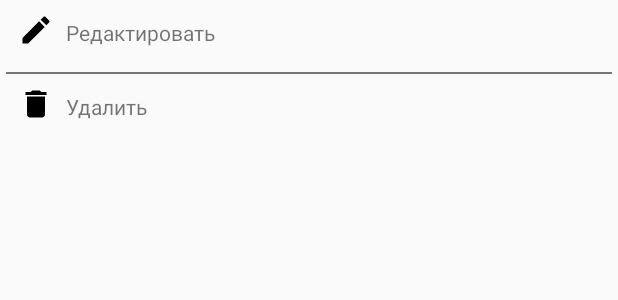
After one commit to CavInc/TheServices, an Android app: the layout edit_delete_dialog.xml on its own in the app's theme, with its tools: preview values and no code run, on a phone screen of 412 x 824 dp. The commit adds this screen. Shown: the top 300 px of the screen. Run offline under Robolectric (Android 15) with nearby library versions, the phone set to English and light mode, and no system bars.

Commit message:
Сделан диалог удаления редактирования. поправлено определение в базе данных

```diff
--- a/app/src/main/java/cav/theservices/data/database/DBHelper.java
+++ b/app/src/main/java/cav/theservices/data/database/DBHelper.java
@@ -49,7 +49,12 @@ public class DBHelper extends SQLiteOpenHelper {
                     " deviceName text)");
 
             // полученные заявки
-          //  db.execSQL("create table "+DEMAND_LIST_TABLE+"()");
+            db.execSQL("create table "+DEMAND_LIST_TABLE+"("+
+                    "device_id text not null primary key,"+
+                    "service_id integer,"+
+                    "demand_date text,"+
+                    "status integer,"+
+                    "comment text)");
 
 
         }
--- a/app/src/main/java/cav/theservices/ui/dialogs/EditDeleteDialog.java
+++ b/app/src/main/java/cav/theservices/ui/dialogs/EditDeleteDialog.java
@@ -1,7 +1,45 @@
 package cav.theservices.ui.dialogs;
 
+import android.app.AlertDialog;
+import android.app.Dialog;
+import android.os.Bundle;
+import android.support.annotation.NonNull;
 import android.support.v4.app.DialogFragment;
+import android.view.LayoutInflater;
+import android.view.View;
 
-public class EditDeleteDialog extends DialogFragment{
+import cav.theservices.R;
 
+public class EditDeleteDialog extends DialogFragment implements View.OnClickListener{
+
+    private EditDeleteListener mListener;
+
+    @Override
+    public void onClick(View view) {
+        int id= view.getId();
+        if (mListener!= null) {
+            mListener.selectItem(id);
+        }
+        dismiss();
+    }
+
+    public interface EditDeleteListener {
+        public void selectItem(int rid);
+    }
+
+    @NonNull
+    @Override
+    public Dialog onCreateDialog(Bundle savedInstanceState) {
+        View v = LayoutInflater.from(getActivity()).inflate(R.layout.edit_delete_dialog, null);
+        v.findViewById(R.id.dialog_edit_item).setOnClickListener(this);
+        v.findViewById(R.id.dialog_del_item).setOnClickListener(this);
+
+        AlertDialog.Builder builder = new AlertDialog.Builder(getActivity());
+        builder.setTitle("").setView(v);
+        return builder.create();
+    }
+
+    public void setEditDeleteListener (EditDeleteListener listener){
+        mListener = listener;
+    }
 }
--- /dev/null
+++ b/app/src/main/res/drawable/ic_delete_black_24dp.xml
@@ -0,0 +1,9 @@
+<vector xmlns:android="http://schemas.android.com/apk/res/android"
+        android:width="24dp"
+        android:height="24dp"
+        android:viewportWidth="24.0"
+        android:viewportHeight="24.0">
+    <path
+        android:fillColor="#FF000000"
+        android:pathData="M6,19c0,1.1 0.9,2 2,2h8c1.1,0 2,-0.9 2,-2V7H6v12zM19,4h-3.5l-1,-1h-5l-1,1H5v2h14V4z"/>
+</vector>
--- /dev/null
+++ b/app/src/main/res/drawable/ic_mode_edit_black_24dp.xml
@@ -0,0 +1,9 @@
+<vector xmlns:android="http://schemas.android.com/apk/res/android"
+        android:width="24dp"
+        android:height="24dp"
+        android:viewportWidth="24.0"
+        android:viewportHeight="24.0">
+    <path
+        android:fillColor="#FF000000"
+        android:pathData="M3,17.25V21h3.75L17.81,9.94l-3.75,-3.75L3,17.25zM20.71,7.04c0.39,-0.39 0.39,-1.02 0,-1.41l-2.34,-2.34c-0.39,-0.39 -1.02,-0.39 -1.41,0l-1.83,1.83 3.75,3.75 1.83,-1.83z"/>
+</vector>
--- /dev/null
+++ b/app/src/main/res/layout/edit_delete_dialog.xml
@@ -0,0 +1,49 @@
+<?xml version="1.0" encoding="utf-8"?>
+<LinearLayout xmlns:android="http://schemas.android.com/apk/res/android"
+              android:orientation="vertical"
+              android:layout_width="match_parent"
+              android:layout_height="match_parent"
+              android:layout_marginBottom="@dimen/activity_vertical_margin"
+              android:paddingLeft="4dp"
+              android:paddingRight="4dp"
+    >
+    <LinearLayout
+        android:id="@+id/dialog_edit_item"
+        android:orientation="horizontal"
+        android:layout_width="match_parent"
+        android:layout_height="wrap_content"
+        android:layout_marginBottom="8dp">
+        <ImageView
+            android:layout_width="wrap_content"
+            android:layout_height="wrap_content"
+            android:src="@drawable/ic_mode_edit_black_24dp"
+            android:layout_margin="8dp"/>
+
+        <TextView
+            android:text="Редактировать"
+            android:layout_width="match_parent"
+            android:layout_height="wrap_content"
+            android:layout_marginTop="12dp"/>
+    </LinearLayout>
+    <View
+        android:layout_width="match_parent"
+        android:layout_height="1dp"
+        android:background="@color/app_gray"/>
+    <LinearLayout
+        android:id="@+id/dialog_del_item"
+        android:orientation="horizontal"
+        android:layout_width="match_parent"
+        android:layout_height="wrap_content"
+        android:layout_marginBottom="8dp">
+        <ImageView
+            android:src="@drawable/ic_delete_black_24dp"
+            android:layout_width="wrap_content"
+            android:layout_height="wrap_content"
+            android:layout_margin="8dp"/>
+        <TextView
+            android:text="Удалить"
+            android:layout_width="match_parent"
+            android:layout_height="wrap_content"
+            android:layout_marginTop="12dp"/>
+    </LinearLayout>
+</LinearLayout>
```
